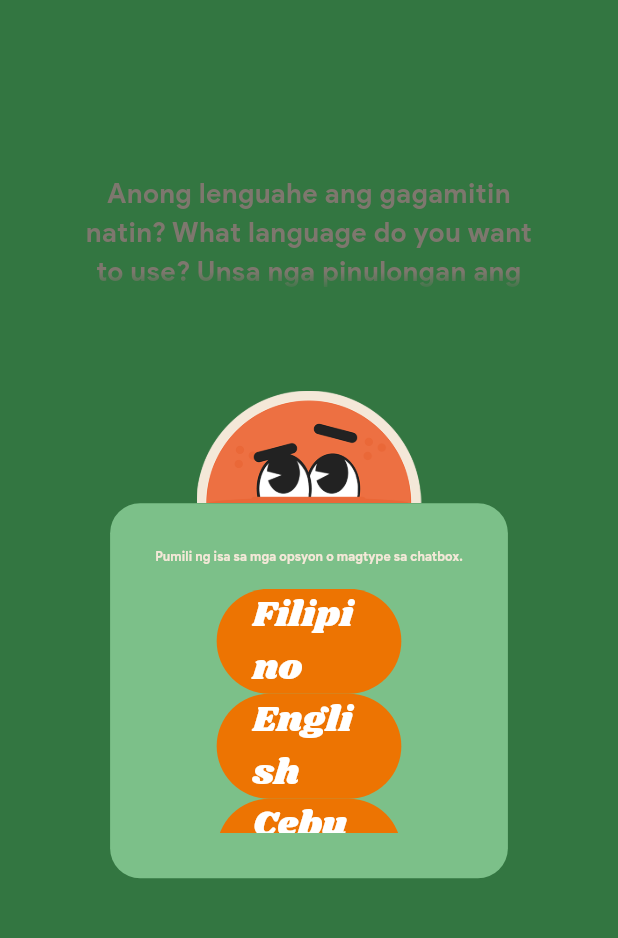
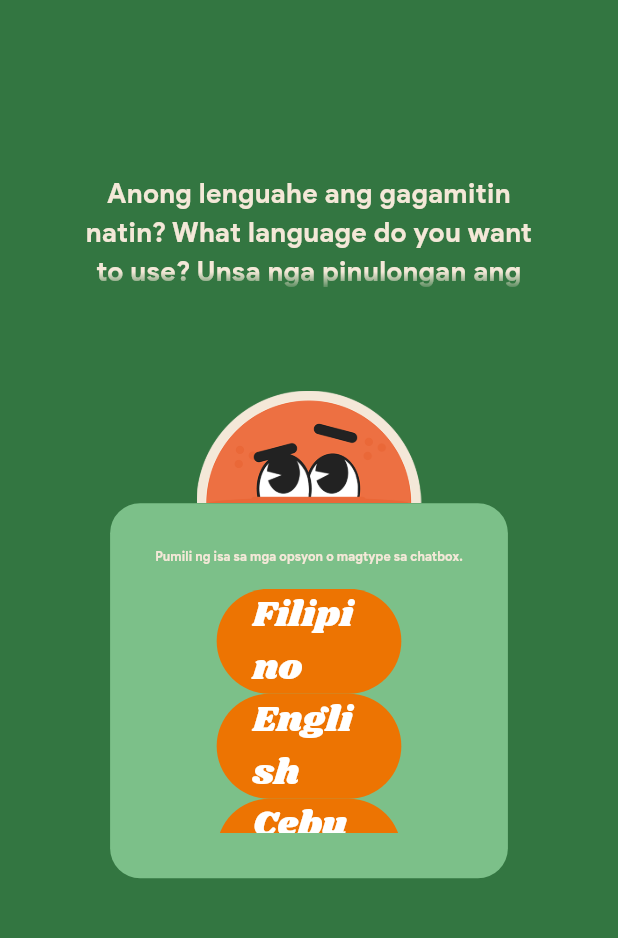
Before and after one commit to nathan-andrei/filbis-offline, a Flutter app: the screen it shows after launch, on a phone screen of 412 x 824 dp, the part 84-1022 px from its top. Run offline on Flutter 3.47's test engine with Material 3 defaults, Android fonts, the phone set to English and light mode, and no system bars; drawn by our look-alikes of auto_size_text; our stand-ins replace flutter_svg, isar; accounts and stored records are empty; generated files the repository leaves out were written again.

Commit message:
style: fix question color

```diff
--- a/lib/widgets/module.dart
+++ b/lib/widgets/module.dart
@@ -35,7 +35,7 @@ class _ModuleState extends State<ModulePage> {
                 minFontSize: 18,
                 overflow: TextOverflow.fade,
                 style: const TextStyle(
-                  color: Color.fromARGB(255, 126, 119, 110),
+                  color: Color(0xfff4e8d8),
                   fontFamily: 'GoogleSans',
                   fontSize: 36,
                   fontWeight: FontWeight.w700,
```
